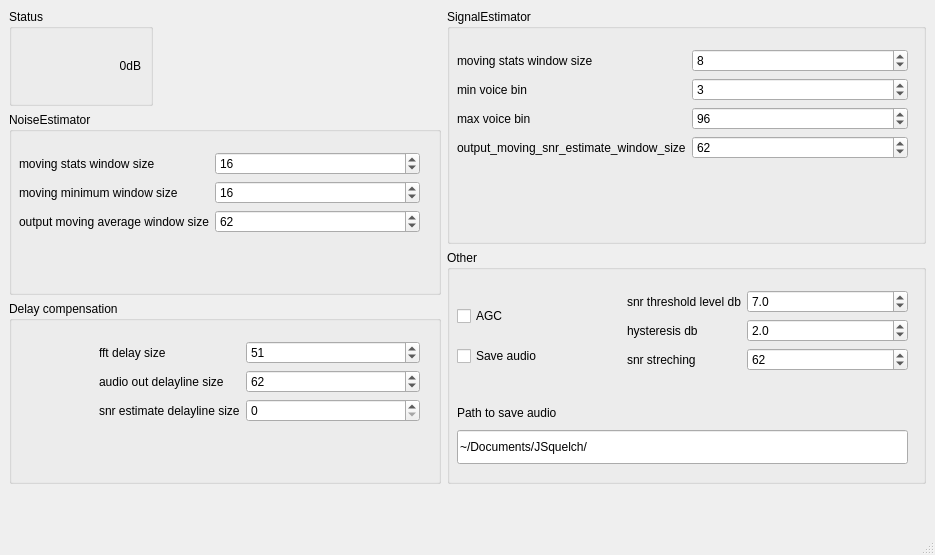
Qt form src/jsquelch.ui (jontio/JSquelch) before a commit.
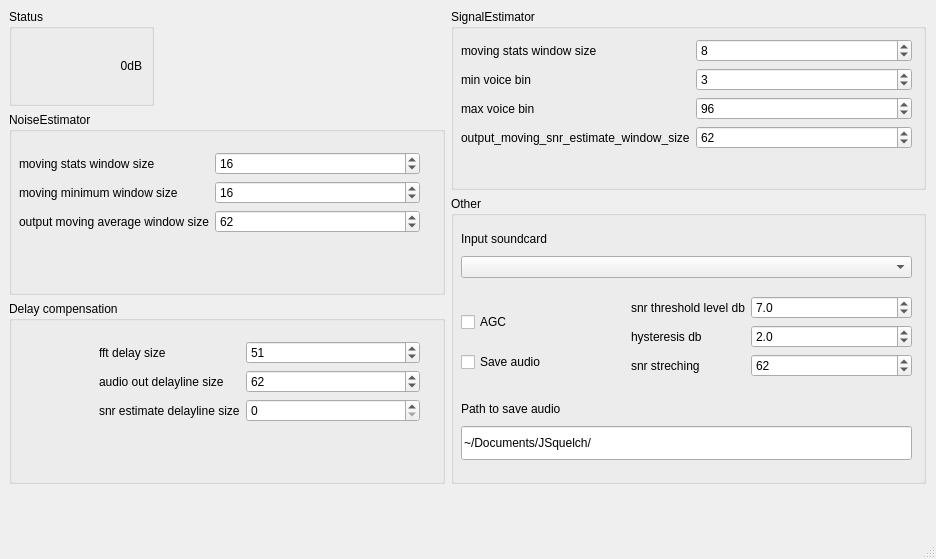
The same form after that commit. Icons and pictures are not drawn. Custom widgets are drawn as their Qt base class.

Commit message: audio input population, combobox, selection

Diff of the .ui file:
```diff
--- a/src/jsquelch.ui
+++ b/src/jsquelch.ui
@@ -6,8 +6,8 @@
    <rect>
     <x>0</x>
     <y>0</y>
-    <width>935</width>
-    <height>555</height>
+    <width>936</width>
+    <height>559</height>
    </rect>
   </property>
   <property name="sizePolicy">
@@ -16,6 +16,12 @@
     <verstretch>0</verstretch>
    </sizepolicy>
   </property>
+  <property name="minimumSize">
+   <size>
+    <width>936</width>
+    <height>559</height>
+   </size>
+  </property>
   <property name="windowTitle">
    <string>JSquelch</string>
   </property>
@@ -26,7 +32,7 @@
      <height>493</height>
     </size>
    </property>
-   <layout class="QHBoxLayout" name="horizontalLayout_2" stretch="9,10">
+   <layout class="QHBoxLayout" name="horizontalLayout_2">
     <item>
      <layout class="QVBoxLayout" name="verticalLayout" stretch="0,10,10">
       <item>
@@ -254,13 +260,13 @@
      </layout>
     </item>
     <item>
-     <layout class="QVBoxLayout" name="verticalLayout_2">
+     <layout class="QVBoxLayout" name="verticalLayout_2" stretch="1,10">
       <item>
        <widget class="QGroupBox" name="groupBox_2">
         <property name="minimumSize">
          <size>
           <width>475</width>
-          <height>231</height>
+          <height>181</height>
          </size>
         </property>
         <property name="title">
@@ -270,9 +276,9 @@
          <property name="geometry">
           <rect>
            <x>10</x>
-           <y>40</y>
+           <y>30</y>
            <width>451</width>
-           <height>163</height>
+           <height>131</height>
           </rect>
          </property>
          <layout class="QFormLayout" name="formLayout_2">
@@ -363,9 +369,9 @@
          <property name="geometry">
           <rect>
            <x>180</x>
-           <y>40</y>
+           <y>100</y>
            <width>281</width>
-           <height>121</height>
+           <height>91</height>
           </rect>
          </property>
          <layout class="QFormLayout" name="formLayout_4">
@@ -429,7 +435,7 @@
          <property name="geometry">
           <rect>
            <x>10</x>
-           <y>50</y>
+           <y>110</y>
            <width>112</width>
            <height>32</height>
           </rect>
@@ -442,7 +448,7 @@
          <property name="geometry">
           <rect>
            <x>10</x>
-           <y>180</y>
+           <y>230</y>
            <width>451</width>
            <height>34</height>
           </rect>
@@ -455,7 +461,7 @@
          <property name="geometry">
           <rect>
            <x>10</x>
-           <y>90</y>
+           <y>150</y>
            <width>131</width>
            <height>32</height>
           </rect>
@@ -468,7 +474,7 @@
          <property name="geometry">
           <rect>
            <x>10</x>
-           <y>150</y>
+           <y>200</y>
            <width>451</width>
            <height>26</height>
           </rect>
@@ -477,6 +483,29 @@
           <string>Path to save audio</string>
          </property>
         </widget>
+        <widget class="QComboBox" name="soundcard_input">
+         <property name="geometry">
+          <rect>
+           <x>10</x>
+           <y>60</y>
+           <width>451</width>
+           <height>22</height>
+          </rect>
+         </property>
+        </widget>
+        <widget class="QLabel" name="label_11">
+         <property name="geometry">
+          <rect>
+           <x>10</x>
+           <y>30</y>
+           <width>101</width>
+           <height>26</height>
+          </rect>
+         </property>
+         <property name="text">
+          <string>Input soundcard</string>
+         </property>
+        </widget>
        </widget>
       </item>
      </layout>
```
Left out of the diff: 4 changed lines with no effect on the pictures. The commit also changes 2 other files.
